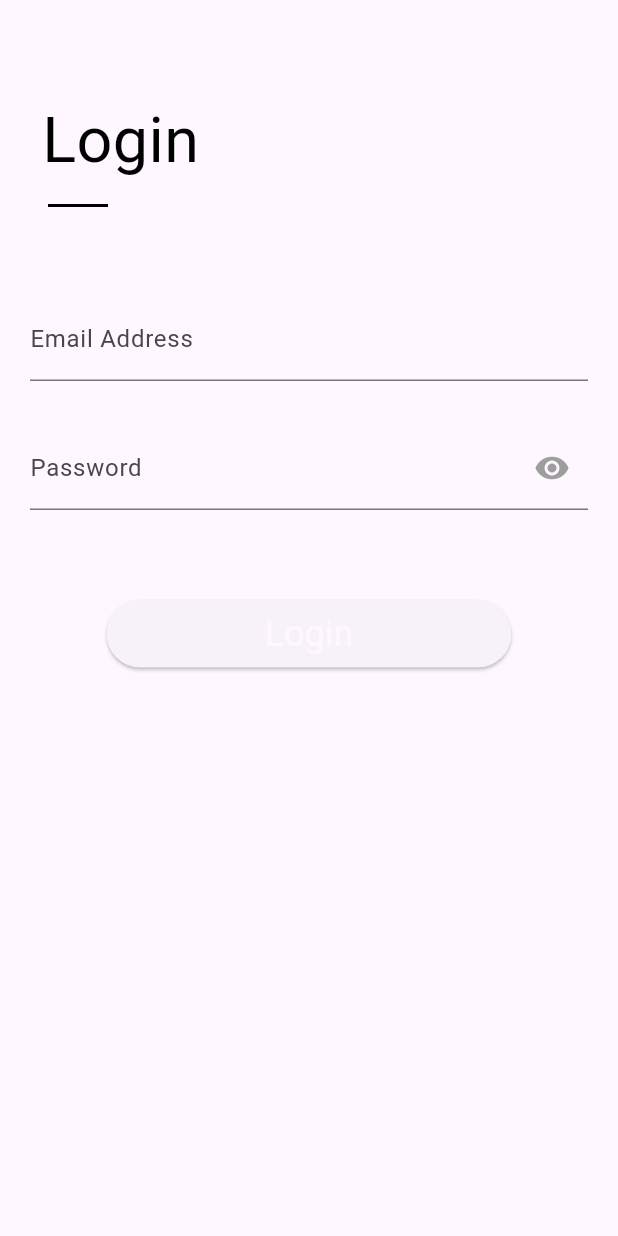
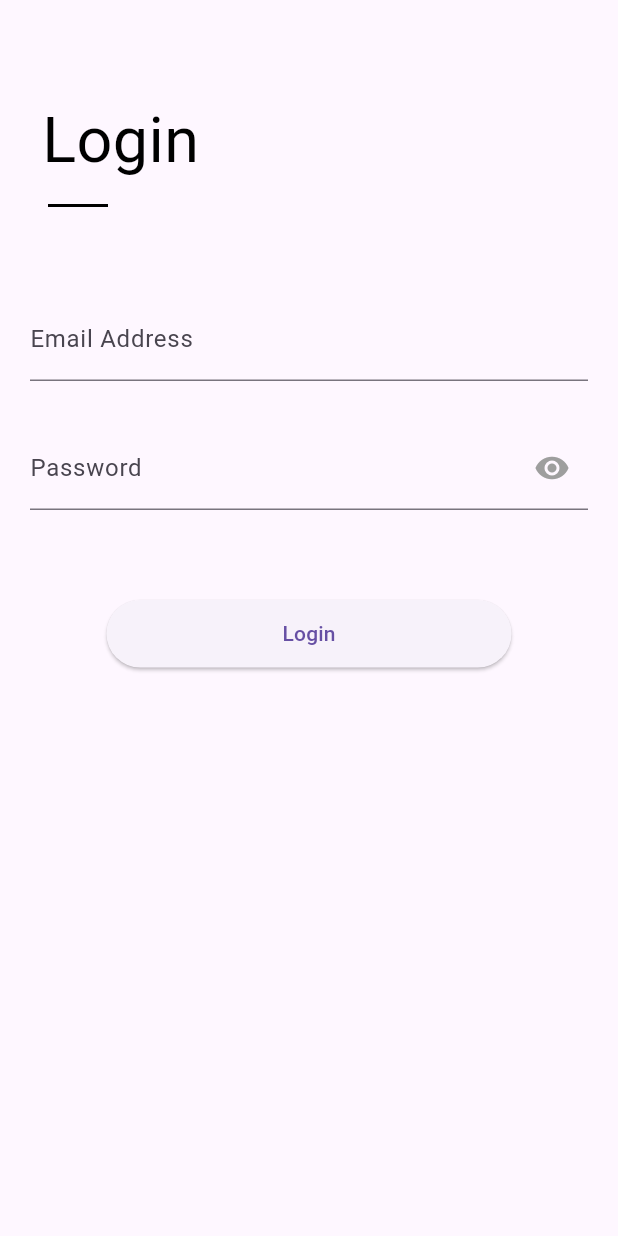
Before and after one commit to DoubleU-ANG/CASA0015_Mobile_System, a Flutter app: the screen it shows after launch, on a phone screen of 412 x 824 dp. Run offline on Flutter 3.47's test engine with Material 3 defaults, Android fonts, the light colour scheme and no system bars.

Commit message:
Update main.dart

```diff
--- a/lib/main.dart
+++ b/lib/main.dart
@@ -72,8 +72,9 @@ class _LoginPageState extends State<LoginPage> {
           style: ButtonStyle(
               shape: MaterialStateProperty.all(const StadiumBorder(
                   side: BorderSide(style: BorderStyle.none)))),
-          child: Text('Login',
-              style: Theme.of(context).primaryTextTheme.headline5),
+          child: Text(
+            'Login',
+          ),
           onPressed: () {
             if ((_formKey.currentState as FormState).validate()) {
               (_formKey.currentState as FormState).save();
```
